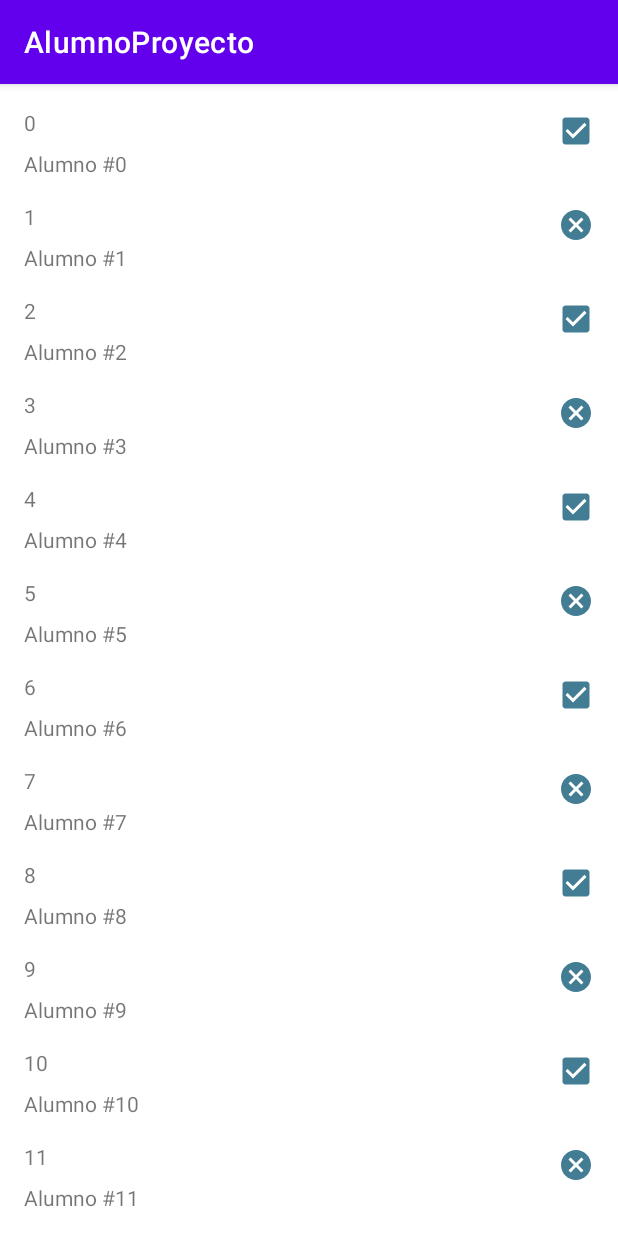
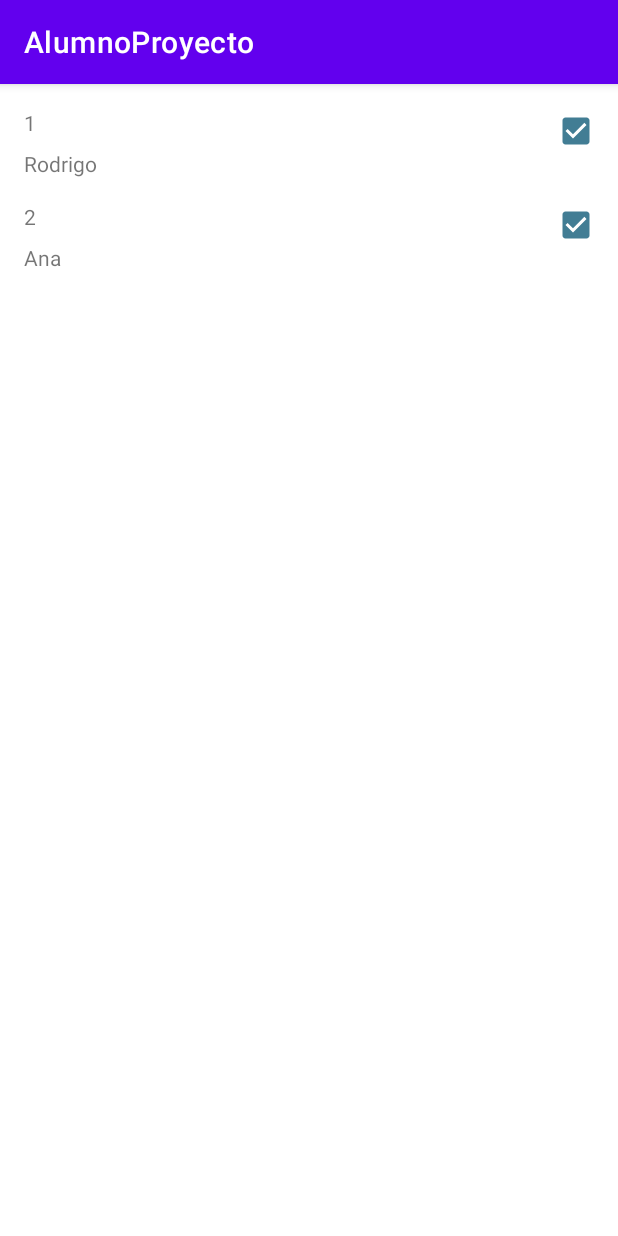
Before and after one commit to cyberSniper75/AlumnoProyecto, an Android app: the screen it shows after launch (MainActivity), on a phone screen of 412 x 824 dp. Run offline under Robolectric (Android 15) with nearby library versions, the phone set to English and light mode, and no system bars.

Commit message:
Implemented new method for JSON file reading

```diff
--- /dev/null
+++ b/app/src/main/assets/Alumnos.JSON
@@ -0,0 +1 @@
+[{"matricula":"001","nombre":"Rodrigo","activo":"True"},{"matricula":"002","nombre":"Ana","activo":"True"}]
--- a/app/src/main/java/com/example/alumnoproyecto/Alumno.java
+++ b/app/src/main/java/com/example/alumnoproyecto/Alumno.java
@@ -5,7 +5,7 @@ import java.util.Date;
 public class Alumno {
     private int matricula;
     private String nombre;
-    private Date fechaCumpleanos;
+//    private Date fechaCumpleanos;
     private boolean activo;
 
     public Alumno() {
@@ -27,13 +27,13 @@ public class Alumno {
         this.nombre = nombre;
     }
 
-    public Date getFechaCumpleanos() {
-        return fechaCumpleanos;
-    }
-
-    public void setFechaCumpleanos(Date fechaCumpleanos) {
-        this.fechaCumpleanos = fechaCumpleanos;
-    }
+//    public Date getFechaCumpleanos() {
+//        return fechaCumpleanos;
+//    }
+//
+//    public void setFechaCumpleanos(Date fechaCumpleanos) {
+//        this.fechaCumpleanos = fechaCumpleanos;
+//    }
 
     public boolean isActivo() {
         return activo;
--- a/app/src/main/java/com/example/alumnoproyecto/GrupoAlumnos.java
+++ b/app/src/main/java/com/example/alumnoproyecto/GrupoAlumnos.java
@@ -1,4 +1,8 @@
 package com.example.alumnoproyecto;
+
+import org.json.JSONArray;
+import org.json.JSONException;
+import org.json.JSONObject;
 
 import java.util.ArrayList;
 
@@ -6,14 +10,22 @@ public class GrupoAlumnos {
     private ArrayList<Alumno> listaAlumnos;
     private static GrupoAlumnos grupo = new GrupoAlumnos();
 
-    private GrupoAlumnos(){
+    private GrupoAlumnos() {
         listaAlumnos = new ArrayList<Alumno>();
-        for (int  i = 0 ; i<20; i++){
-            Alumno alumno = new Alumno();
-            alumno.setMatricula(i);
-            alumno.setNombre("Alumno #" + i);
-            alumno.setActivo(i%2==0);
-            listaAlumnos.add(alumno);
+        try{
+            JSONArray jsonArray = new JSONArray(MainActivity.JSONString);
+            for(int i = 0; i<jsonArray.length(); i++){
+                JSONObject obj = jsonArray.getJSONObject(i);
+                Alumno alumno = new Alumno();
+                alumno.setMatricula(obj.getInt("matricula"));
+                alumno.setNombre(obj.getString("nombre"));
+                alumno.setActivo(obj.getBoolean("activo"));
+                listaAlumnos.add(alumno);
+            }
+        }catch (JSONException je){
+            je.printStackTrace();
+        }catch(Exception ex){
+            ex.printStackTrace();
         }
     }
 
--- a/app/src/main/java/com/example/alumnoproyecto/MainActivity.java
+++ b/app/src/main/java/com/example/alumnoproyecto/MainActivity.java
@@ -4,10 +4,16 @@ import androidx.appcompat.app.AppCompatActivity;
 import androidx.fragment.app.Fragment;
 import androidx.fragment.app.FragmentManager;
 
-import android.content.Intent;
 import android.os.Bundle;
 
+import java.io.InputStream;
+
 public class MainActivity extends AppCompatActivity {
+    public static String JSONString;
+
+    public MainActivity() {
+        JSONString = null;
+    }
 
     @Override
     protected void onCreate(Bundle savedInstanceState) {
@@ -17,10 +23,23 @@ public class MainActivity extends AppCompatActivity {
         FragmentManager fm = getSupportFragmentManager();
         Fragment fragment = fm.findFragmentById(R.id.fragment_container);
         if (fragment == null){
+            loadJSONFromAsset();
             //fragment = new AlumnoFragment();
             fragment = new AlumnoListaFragment();
             fm.beginTransaction().add(R.id.fragment_container, fragment).commit();
         }
     }
 
+    private void loadJSONFromAsset() {
+        try {
+            InputStream is = this.getAssets().open("Alumnos.JSON");
+            int size = is.available();
+            byte[] buffer = new byte[size];
+            is.read(buffer);
+            is.close();
+            JSONString = new String(buffer, "UTF-8");
+        } catch (Exception ex) {
+            ex.printStackTrace();
+        }
+    }
 }
```
